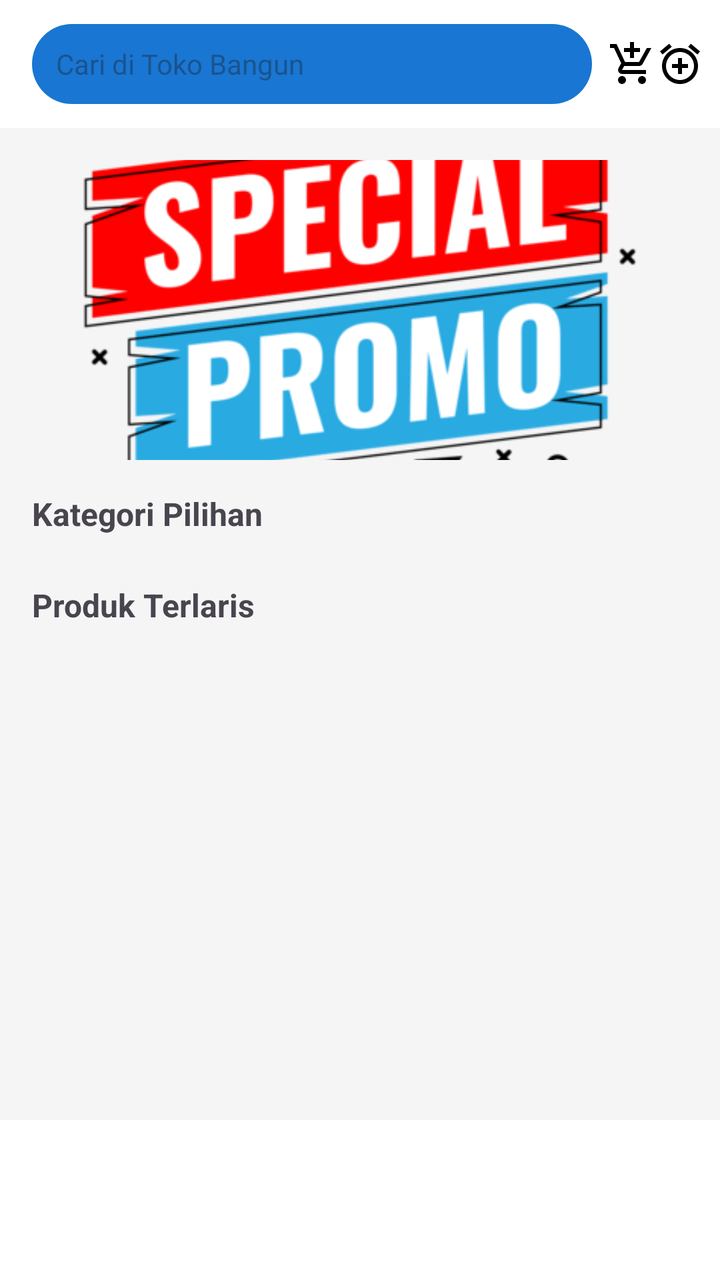
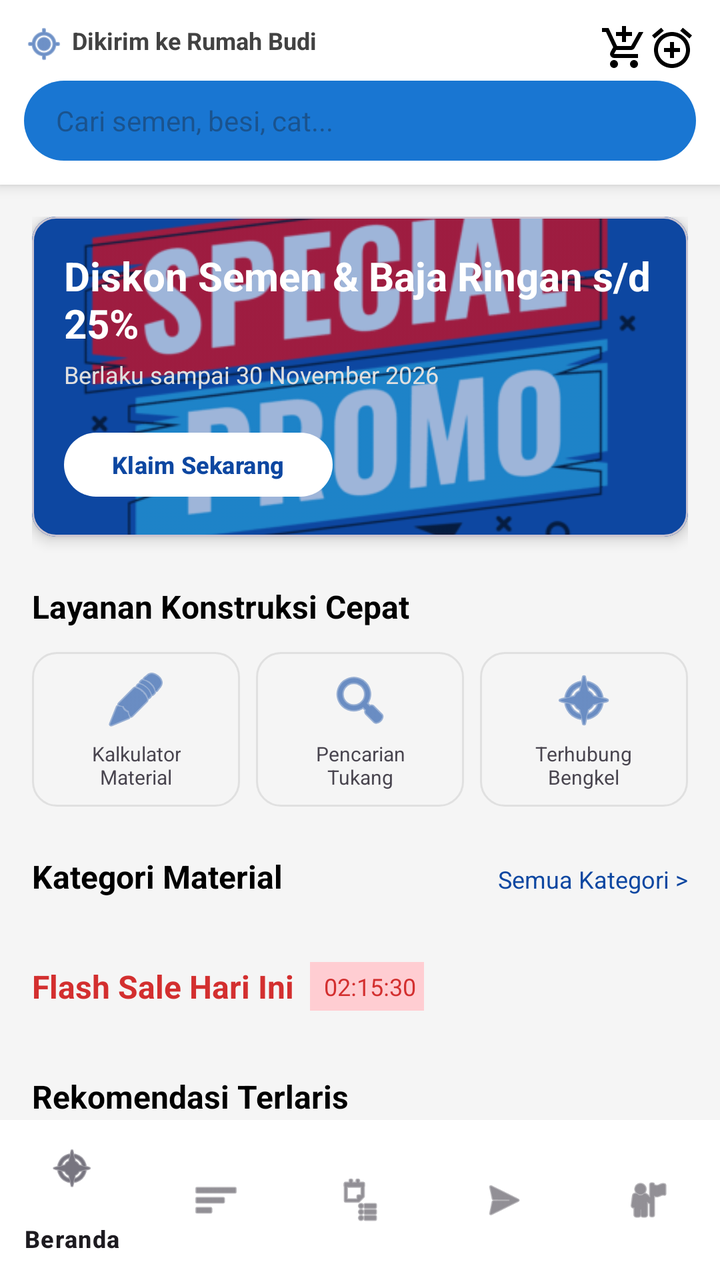

An Android layout rendered at two revisions. The XML below is the earlier revision; the diff shows what the commit changed to produce the second picture.
<!-- AndroidManifest.xml: application theme Theme.Rey_halopanda -->
<!-- res/layout/activity_berada.xml -->
<?xml version="1.0" encoding="utf-8"?>
<androidx.constraintlayout.widget.ConstraintLayout
    xmlns:android="http://schemas.android.com/apk/res/android"
    xmlns:app="http://schemas.android.com/apk/res-auto"
    android:layout_width="match_parent"
    android:layout_height="match_parent"
    android:background="#F5F5F5">

    
    <androidx.appcompat.widget.Toolbar
        android:id="@+id/toolbar"
        android:layout_width="match_parent"
        android:layout_height="?attr/actionBarSize"
        android:background="#FFFFFF"
        android:elevation="4dp"
        app:layout_constraintTop_toTopOf="parent">

        <androidx.constraintlayout.widget.ConstraintLayout
            android:layout_width="match_parent"
            android:layout_height="match_parent">

            
            <EditText
                android:id="@+id/etSearch"
                android:layout_width="0dp"
                android:layout_height="40dp"
                android:layout_marginEnd="8dp"
                android:background="@drawable/bg_search"
                android:hint="Cari di Toko Bangun"
                android:paddingStart="12dp"
                android:textSize="14sp"
                app:layout_constraintBottom_toBottomOf="parent"
                app:layout_constraintEnd_toStartOf="@+id/ivCart"
                app:layout_constraintStart_toStartOf="parent"
                app:layout_constraintTop_toTopOf="parent" />



            
            <ImageView
                android:id="@+id/ivCart"
                android:layout_width="24dp"
                android:layout_height="24dp"
                android:src="@drawable/ic_shopping_cart"
                app:layout_constraintBottom_toBottomOf="parent"
                app:layout_constraintEnd_toStartOf="@+id/ivNotif"
                app:layout_constraintTop_toTopOf="parent" />

            
            <ImageView
                android:id="@+id/ivNotif"
                android:layout_width="24dp"
                android:layout_height="24dp"
                android:layout_marginStart="16dp"
                android:layout_marginEnd="8dp"
                android:src="@drawable/ic_notifications"
                app:layout_constraintBottom_toBottomOf="parent"
                app:layout_constraintEnd_toEndOf="parent"
                app:layout_constraintTop_toTopOf="parent" />

        </androidx.constraintlayout.widget.ConstraintLayout>
    </androidx.appcompat.widget.Toolbar>

    
    <androidx.core.widget.NestedScrollView
        android:layout_width="match_parent"
        android:layout_height="0dp"
        app:layout_constraintBottom_toTopOf="@+id/bottomNav"
        app:layout_constraintTop_toBottomOf="@+id/toolbar">

        <LinearLayout
            android:layout_width="match_parent"
            android:layout_height="wrap_content"
            android:orientation="vertical"
            android:padding="16dp">

            
            <ImageView
                android:layout_width="match_parent"
                android:layout_height="150dp"
                android:src="@drawable/banner_promo"
                android:scaleType="centerCrop"
                android:layout_marginBottom="16dp"/>

            
            <TextView
                android:layout_width="wrap_content"
                android:layout_height="wrap_content"
                android:text="Kategori Pilihan"
                android:textStyle="bold"
                android:textSize="16sp"
                android:layout_marginBottom="8dp"/>

            
            <androidx.recyclerview.widget.RecyclerView
                android:id="@+id/rvKategori"
                android:layout_width="match_parent"
                android:layout_height="wrap_content"
                android:orientation="horizontal"
                app:layoutManager="androidx.recyclerview.widget.GridLayoutManager"
                app:spanCount="4"
                android:layout_marginBottom="16dp"/>

            
            <TextView
                android:layout_width="wrap_content"
                android:layout_height="wrap_content"
                android:text="Produk Terlaris"
                android:textStyle="bold"
                android:textSize="16sp"
                android:layout_marginBottom="8dp"/>

            
            <androidx.recyclerview.widget.RecyclerView
                android:id="@+id/rvProduk"
                android:layout_width="match_parent"
                android:layout_height="wrap_content"
                app:layoutManager="androidx.recyclerview.widget.GridLayoutManager"
                app:spanCount="2"/>

        </LinearLayout>
    </androidx.core.widget.NestedScrollView>

    
    <com.google.android.material.bottomnavigation.BottomNavigationView
        android:id="@+id/bottomNav"
        android:layout_width="match_parent"
        android:layout_height="wrap_content"
        android:background="#FFFFFF"
        app:layout_constraintBottom_toBottomOf="parent" />

</androidx.constraintlayout.widget.ConstraintLayout>
<!-- resources referenced by this layout -->
<resources>
  <!-- drawable banner_promo: png bitmap (drawable, 13902 bytes) -->
  <!-- drawable bg_search (drawable) -->
  <?xml version="1.0" encoding="utf-8"?>
  <shape xmlns:android="http://schemas.android.com/apk/res/android"
      android:shape="rectangle">
  
      
      <solid android:color="#1976D2" />
  
      
      <corners android:radius="20dp" />
  
      
      <padding
          android:bottom="8dp"
          android:left="12dp"
          android:right="12dp"
          android:top="8dp" />
  
  </shape>
  <!-- drawable ic_notifications (drawable) -->
  <vector xmlns:android="http://schemas.android.com/apk/res/android" android:height="24dp" android:tint="#000000" android:viewportHeight="24" android:viewportWidth="24" android:width="24dp">
        
      <path android:fillColor="@android:color/white" android:pathData="M7.88,3.39L6.6,1.86 2,5.71l1.29,1.53 4.59,-3.85zM22,5.72l-4.6,-3.86 -1.29,1.53 4.6,3.86L22,5.72zM12,4c-4.97,0 -9,4.03 -9,9s4.02,9 9,9c4.97,0 9,-4.03 9,-9s-4.03,-9 -9,-9zM12,20c-3.87,0 -7,-3.13 -7,-7s3.13,-7 7,-7 7,3.13 7,7 -3.13,7 -7,7zM13,9h-2v3L8,12v2h3v3h2v-3h3v-2h-3L13,9z"/>
      
  </vector>
  <!-- drawable ic_shopping_cart (drawable) -->
  <vector xmlns:android="http://schemas.android.com/apk/res/android" android:height="24dp" android:tint="#000000" android:viewportHeight="960" android:viewportWidth="960" android:width="24dp">
        
      <path android:fillColor="@android:color/white" android:pathData="M440,360L440,240L320,240L320,160L440,160L440,40L520,40L520,160L640,160L640,240L520,240L520,360L440,360ZM223.5,856.5Q200,833 200,800Q200,767 223.5,743.5Q247,720 280,720Q313,720 336.5,743.5Q360,767 360,800Q360,833 336.5,856.5Q313,880 280,880Q247,880 223.5,856.5ZM623.5,856.5Q600,833 600,800Q600,767 623.5,743.5Q647,720 680,720Q713,720 736.5,743.5Q760,767 760,800Q760,833 736.5,856.5Q713,880 680,880Q647,880 623.5,856.5ZM40,160L40,80L171,80L341,440L621,440Q621,440 621,440Q621,440 621,440L777,160L868,160L692,478Q681,498 662.5,509Q644,520 622,520L324,520L280,600Q280,600 280,600Q280,600 280,600L760,600L760,680L280,680Q235,680 211.5,641Q188,602 210,562L264,464L120,160L40,160Z"/>
      
  </vector>
  <style name="Theme.Rey_halopanda" parent="Base.Theme.Rey_halopanda" />
  <style name="Base.Theme.Rey_halopanda" parent="Theme.Material3.DayNight.NoActionBar">
          
          
      </style>
</resources>

<!-- the commit's change to res/layout/activity_berada.xml (unified diff, before → after) -->
@@ -2,71 +2,83 @@
 <androidx.constraintlayout.widget.ConstraintLayout
     xmlns:android="http://schemas.android.com/apk/res/android"
     xmlns:app="http://schemas.android.com/apk/res-auto"
+    xmlns:tools="http://schemas.android.com/tools"
     android:layout_width="match_parent"
     android:layout_height="match_parent"
     android:background="#F5F5F5">
 
     
-    <androidx.appcompat.widget.Toolbar
-        android:id="@+id/toolbar"
+    <androidx.constraintlayout.widget.ConstraintLayout
+        android:id="@+id/topBar"
         android:layout_width="match_parent"
-        android:layout_height="?attr/actionBarSize"
+        android:layout_height="wrap_content"
         android:background="#FFFFFF"
         android:elevation="4dp"
+        android:padding="12dp"
         app:layout_constraintTop_toTopOf="parent">
 
-        <androidx.constraintlayout.widget.ConstraintLayout
-            android:layout_width="match_parent"
-            android:layout_height="match_parent">
-
-            
-            <EditText
-                android:id="@+id/etSearch"
-                android:layout_width="0dp"
-                android:layout_height="40dp"
-                android:layout_marginEnd="8dp"
-                android:background="@drawable/bg_search"
-                android:hint="Cari di Toko Bangun"
-                android:paddingStart="12dp"
-                android:textSize="14sp"
-                app:layout_constraintBottom_toBottomOf="parent"
-                app:layout_constraintEnd_toStartOf="@+id/ivCart"
-                app:layout_constraintStart_toStartOf="parent"
-                app:layout_constraintTop_toTopOf="parent" />
-
-
-
-            
-            <ImageView
-                android:id="@+id/ivCart"
-                android:layout_width="24dp"
-                android:layout_height="24dp"
-                android:src="@drawable/ic_shopping_cart"
-                app:layout_constraintBottom_toBottomOf="parent"
-                app:layout_constraintEnd_toStartOf="@+id/ivNotif"
-                app:layout_constraintTop_toTopOf="parent" />
-
-            
-            <ImageView
-                android:id="@+id/ivNotif"
-                android:layout_width="24dp"
-                android:layout_height="24dp"
-                android:layout_marginStart="16dp"
-                android:layout_marginEnd="8dp"
-                android:src="@drawable/ic_notifications"
-                app:layout_constraintBottom_toBottomOf="parent"
-                app:layout_constraintEnd_toEndOf="parent"
-                app:layout_constraintTop_toTopOf="parent" />
-
-        </androidx.constraintlayout.widget.ConstraintLayout>
-    </androidx.appcompat.widget.Toolbar>
+        
+        <ImageView
+            android:id="@+id/ivLocation"
+            android:layout_width="20dp"
+            android:layout_height="20dp"
+            android:src="@android:drawable/ic_menu_mylocation"
+            app:layout_constraintStart_toStartOf="parent"
+            app:layout_constraintTop_toTopOf="parent"
+            app:tint="#0D47A1" />
+
+        <TextView
+            android:id="@+id/tvLocation"
+            android:layout_width="0dp"
+            android:layout_height="wrap_content"
+            android:layout_marginStart="4dp"
+            android:text="Dikirim ke Rumah Budi"
+            android:textColor="#424242"
+            android:textSize="12sp"
+            android:textStyle="bold"
+            app:layout_constraintEnd_toStartOf="@+id/ivCart"
+            app:layout_constraintStart_toEndOf="@+id/ivLocation"
+            app:layout_constraintTop_toTopOf="@+id/ivLocation" />
+
+        <ImageView
+            android:id="@+id/ivCart"
+            android:layout_width="24dp"
+            android:layout_height="24dp"
+            android:src="@drawable/ic_shopping_cart"
+            app:layout_constraintEnd_toStartOf="@+id/ivNotif"
+            app:layout_constraintTop_toTopOf="parent" />
+
+        <ImageView
+            android:id="@+id/ivNotif"
+            android:layout_width="24dp"
+            android:layout_height="24dp"
+            android:layout_marginStart="16dp"
+            android:src="@drawable/ic_notifications"
+            app:layout_constraintEnd_toEndOf="parent"
+            app:layout_constraintTop_toTopOf="parent" />
+
+        
+        <EditText
+            android:id="@+id/etSearch"
+            android:layout_width="0dp"
+            android:layout_height="40dp"
+            android:layout_marginTop="12dp"
+            android:background="@drawable/bg_search"
+            android:hint="Cari semen, besi, cat..."
+            android:paddingStart="16dp"
+            android:textSize="14sp"
+            app:layout_constraintEnd_toEndOf="parent"
+            app:layout_constraintStart_toStartOf="parent"
+            app:layout_constraintTop_toBottomOf="@+id/tvLocation" />
+
+    </androidx.constraintlayout.widget.ConstraintLayout>
 
     
     <androidx.core.widget.NestedScrollView
         android:layout_width="match_parent"
         android:layout_height="0dp"
         app:layout_constraintBottom_toTopOf="@+id/bottomNav"
-        app:layout_constraintTop_toBottomOf="@+id/toolbar">
+        app:layout_constraintTop_toBottomOf="@+id/topBar">
 
         <LinearLayout
             android:layout_width="match_parent"
@@ -75,48 +87,259 @@
             android:padding="16dp">
 
             
-            <ImageView
-                android:layout_width="match_parent"
-                android:layout_height="150dp"
-                android:src="@drawable/banner_promo"
-                android:scaleType="centerCrop"
-                android:layout_marginBottom="16dp"/>
+            <com.google.android.material.card.MaterialCardView
+                android:layout_width="match_parent"
+                android:layout_height="160dp"
+                app:cardCornerRadius="12dp"
+                app:cardElevation="4dp"
+                android:layout_marginBottom="24dp">
+
+                <androidx.constraintlayout.widget.ConstraintLayout
+                    android:layout_width="match_parent"
+                    android:layout_height="match_parent"
+                    android:background="#0D47A1">
+
+                    
+                    <ImageView
+                        android:layout_width="match_parent"
+                        android:layout_height="match_parent"
+                        android:scaleType="centerCrop"
+                        android:src="@drawable/banner_promo"
+                        android:alpha="0.6"/>
+
+                    <TextView
+                        android:id="@+id/tvBannerTitle"
+                        android:layout_width="0dp"
+                        android:layout_height="wrap_content"
+                        android:layout_marginStart="16dp"
+                        android:layout_marginTop="16dp"
+                        android:layout_marginEnd="16dp"
+                        android:text="Diskon Semen &amp; Baja Ringan s/d 25%"
+                        android:textColor="#FFFFFF"
+                        android:textSize="20sp"
+                        android:textStyle="bold"
+                        app:layout_constraintEnd_toEndOf="parent"
+                        app:layout_constraintStart_toStartOf="parent"
+                        app:layout_constraintTop_toTopOf="parent" />
+
+                    <TextView
+                        android:id="@+id/tvBannerSubtitle"
+                        android:layout_width="0dp"
+                        android:layout_height="wrap_content"
+                        android:layout_marginStart="16dp"
+                        android:layout_marginTop="4dp"
+                        android:layout_marginEnd="16dp"
+                        android:text="Berlaku sampai 30 November 2026"
+                        android:textColor="#E0E0E0"
+                        android:textSize="12sp"
+                        app:layout_constraintEnd_toEndOf="parent"
+                        app:layout_constraintStart_toStartOf="parent"
+                        app:layout_constraintTop_toBottomOf="@+id/tvBannerTitle" />
+
+                    <com.google.android.material.button.MaterialButton
+                        android:id="@+id/btnKlaim"
+                        android:layout_width="wrap_content"
+                        android:layout_height="40dp"
+                        android:layout_marginStart="16dp"
+                        android:layout_marginBottom="16dp"
+                        android:text="Klaim Sekarang"
+                        android:textColor="#0D47A1"
+                        android:textSize="12sp"
+                        android:textStyle="bold"
+                        app:backgroundTint="#FFFFFF"
+                        app:cornerRadius="20dp"
+                        app:layout_constraintBottom_toBottomOf="parent"
+                        app:layout_constraintStart_toStartOf="parent" />
+                </androidx.constraintlayout.widget.ConstraintLayout>
+            </com.google.android.material.card.MaterialCardView>
 
             
             <TextView
                 android:layout_width="wrap_content"
                 android:layout_height="wrap_content"
-                android:text="Kategori Pilihan"
+                android:text="Layanan Konstruksi Cepat"
+                android:textColor="#000000"
+                android:textSize="16sp"
                 android:textStyle="bold"
-                android:textSize="16sp"
-                android:layout_marginBottom="8dp"/>
-
-            
+                android:layout_marginBottom="12dp"/>
+
+            <LinearLayout
+                android:layout_width="match_parent"
+                android:layout_height="wrap_content"
+                android:orientation="horizontal"
+                android:weightSum="3"
+                android:layout_marginBottom="24dp">
+
+                
+                <LinearLayout
+                    android:layout_width="0dp"
+                    android:layout_height="wrap_content"
+                    android:layout_weight="1"
+                    android:gravity="center"
+                    android:orientation="vertical"
+                    android:background="@drawable/bg_input"
+                    android:padding="8dp"
+                    android:layout_marginEnd="4dp">
+                    <ImageView
+                        android:layout_width="32dp"
+                        android:layout_height="32dp"
+                        android:src="@android:drawable/ic_menu_edit"
+                        app:tint="#0D47A1"/>
+                    <TextView
+                        android:layout_width="wrap_content"
+                        android:layout_height="wrap_content"
+                        android:text="Kalkulator\nMaterial"
+                        android:textSize="10sp"
+                        android:textAlignment="center"
+                        android:layout_marginTop="4dp"/>
+                </LinearLayout>
+
+                
+                <LinearLayout
+                    android:layout_width="0dp"
+                    android:layout_height="wrap_content"
+                    android:layout_weight="1"
+                    android:gravity="center"
+                    android:orientation="vertical"
+                    android:background="@drawable/bg_input"
+                    android:padding="8dp"
+                    android:layout_marginHorizontal="4dp">
+                    <ImageView
+                        android:layout_width="32dp"
+                        android:layout_height="32dp"
+                        android:src="@android:drawable/ic_menu_search"
+                        app:tint="#0D47A1"/>
+                    <TextView
+                        android:layout_width="wrap_content"
+                        android:layout_height="wrap_content"
+                        android:text="Pencarian\nTukang"
+                        android:textSize="10sp"
+                        android:textAlignment="center"
+                        android:layout_marginTop="4dp"/>
+                </LinearLayout>
+
+                
+                <LinearLayout
+                    android:layout_width="0dp"
+                    android:layout_height="wrap_content"
+                    android:layout_weight="1"
+                    android:gravity="center"
+                    android:orientation="vertical"
+                    android:background="@drawable/bg_input"
+                    android:padding="8dp"
+                    android:layout_marginStart="4dp">
+                    <ImageView
+                        android:layout_width="32dp"
+                        android:layout_height="32dp"
+                        android:src="@android:drawable/ic_menu_compass"
+                        app:tint="#0D47A1"/>
+                    <TextView
+                        android:layout_width="wrap_content"
+                        android:layout_height="wrap_content"
+                        android:text="Terhubung\nBengkel"
+                        android:textSize="10sp"
+                        android:textAlignment="center"
+                        android:layout_marginTop="4dp"/>
+                </LinearLayout>
+            </LinearLayout>
+
+            
+            <LinearLayout
+                android:layout_width="match_parent"
+                android:layout_height="wrap_content"
+                android:orientation="horizontal"
+                android:layout_marginBottom="8dp">
+                <TextView
+                    android:layout_width="0dp"
+                    android:layout_height="wrap_content"
+                    android:layout_weight="1"
+                    android:text="Kategori Material"
+                    android:textColor="#000000"
+                    android:textSize="16sp"
+                    android:textStyle="bold"/>
+                <TextView
+                    android:layout_width="wrap_content"
+                    android:layout_height="wrap_content"
+                    android:text="Semua Kategori >"
+                    android:textColor="#0D47A1"
+                    android:textSize="12sp"/>
+            </LinearLayout>
+
             <androidx.recyclerview.widget.RecyclerView
                 android:id="@+id/rvKategori"
                 android:layout_width="match_parent"
                 android:layout_height="wrap_content"
-                android:orientation="horizontal"
+                android:layout_marginBottom="24dp"
                 app:layoutManager="androidx.recyclerview.widget.GridLayoutManager"
                 app:spanCount="4"
-                android:layout_marginBottom="16dp"/>
+                tools:itemCount="4"
+                tools:listitem="@layout/item_kategori" />
+
+            
+            <LinearLayout
+                android:layout_width="match_parent"
+                android:layout_height="wrap_content"
+                android:orientation="horizontal"
+                android:layout_marginBottom="8dp"
+                android:gravity="center_vertical">
+                <TextView
+                    android:layout_width="wrap_content"
+                    android:layout_height="wrap_content"
+                    android:text="Flash Sale Hari Ini"
+                    android:textColor="#D32F2F"
+                    android:textSize="16sp"
+                    android:textStyle="bold"/>
+                <TextView
+                    android:layout_width="wrap_content"
+                    android:layout_height="wrap_content"
+                    android:text=" 02:15:30"
+                    android:textColor="#D32F2F"
+                    android:textSize="12sp"
+                    android:background="#FFCDD2"
+                    android:padding="4dp"
+                    android:layout_marginStart="8dp"/>
+            </LinearLayout>
+
+            <androidx.recyclerview.widget.RecyclerView
+                android:id="@+id/rvFlashSale"
+                android:layout_width="match_parent"
+                android:layout_height="wrap_content"
+                android:orientation="horizontal"
+                android:layout_marginBottom="24dp"
+                app:layoutManager="androidx.recyclerview.widget.LinearLayoutManager"
+                tools:itemCount="3"
+                tools:listitem="@layout/item_produk" />
 
             
             <TextView
                 android:layout_width="wrap_content"
                 android:layout_height="wrap_content"
-                android:text="Produk Terlaris"
+                android:text="Rekomendasi Terlaris"
+                android:textColor="#000000"
+                android:textSize="16sp"
                 android:textStyle="bold"
-                android:textSize="16sp"
                 android:layout_marginBottom="8dp"/>
 
             
+            <LinearLayout
+                android:layout_width="match_parent"
+                android:layout_height="wrap_content"
+                android:orientation="horizontal"
+                android:layout_marginBottom="12dp">
+                <TextView android:layout_width="wrap_content" android:layout_height="wrap_content" android:text="Semua" android:textColor="#0D47A1" android:textStyle="bold" android:layout_marginEnd="16dp"/>
+                <TextView android:layout_width="wrap_content" android:layout_height="wrap_content" android:text="Material Bangunan" android:textColor="#757575" android:layout_marginEnd="16dp"/>
+                <TextView android:layout_width="wrap_content" android:layout_height="wrap_content" android:text="Perkakas" android:textColor="#757575" android:layout_marginEnd="16dp"/>
+                <TextView android:layout_width="wrap_content" android:layout_height="wrap_content" android:text="Finishing" android:textColor="#757575" />
+            </LinearLayout>
+
             <androidx.recyclerview.widget.RecyclerView
                 android:id="@+id/rvProduk"
                 android:layout_width="match_parent"
                 android:layout_height="wrap_content"
                 app:layoutManager="androidx.recyclerview.widget.GridLayoutManager"
-                app:spanCount="2"/>
+                app:spanCount="2"
+                tools:itemCount="4"
+                tools:listitem="@layout/item_produk" />
 
         </LinearLayout>
     </androidx.core.widget.NestedScrollView>
@@ -127,6 +350,166 @@
         android:layout_width="match_parent"
         android:layout_height="wrap_content"
         android:background="#FFFFFF"
+        app:elevation="8dp"
+        app:menu="@menu/bottom_nav_menu"
         app:layout_constraintBottom_toBottomOf="parent" />
 
 </androidx.constraintlayout.widget.ConstraintLayout>
+<!-- res/layout/item_kategori.xml (included above) -->
+<?xml version="1.0" encoding="utf-8"?>
+<LinearLayout xmlns:android="http://schemas.android.com/apk/res/android"
+    xmlns:app="http://schemas.android.com/apk/res-auto"
+    android:layout_width="match_parent"
+    android:layout_height="wrap_content"
+    android:orientation="vertical"
+    android:gravity="center"
+    android:padding="8dp">
+
+    <com.google.android.material.card.MaterialCardView
+        android:layout_width="56dp"
+        android:layout_height="56dp"
+        app:cardCornerRadius="28dp"
+        app:cardBackgroundColor="#E3F2FD"
+        app:cardElevation="2dp">
+
+        <ImageView
+            android:id="@+id/ivKategori"
+            android:layout_width="32dp"
+            android:layout_height="32dp"
+            android:layout_gravity="center"
+            android:src="@android:drawable/ic_menu_gallery"
+            app:tint="#0D47A1" />
+    </com.google.android.material.card.MaterialCardView>
+
+    <TextView
+        android:id="@+id/tvNamaKategori"
+        android:layout_width="match_parent"
+        android:layout_height="wrap_content"
+        android:layout_marginTop="6dp"
+        android:text="Semen"
+        android:textSize="11sp"
+        android:gravity="center"
+        android:maxLines="2"
+        android:textColor="#424242" />
+</LinearLayout>
+<!-- res/layout/item_produk.xml (included above) -->
+<?xml version="1.0" encoding="utf-8"?>
+<com.google.android.material.card.MaterialCardView
+    xmlns:android="http://schemas.android.com/apk/res/android"
+    xmlns:app="http://schemas.android.com/apk/res-auto"
+    android:layout_width="match_parent"
+    android:layout_height="wrap_content"
+    android:layout_margin="6dp"
+    app:cardCornerRadius="12dp"
+    app:cardElevation="3dp"
+    app:cardBackgroundColor="#FFFFFF">
+
+    <LinearLayout
+        android:layout_width="match_parent"
+        android:layout_height="wrap_content"
+        android:orientation="vertical">
+
+        
+        <ImageView
+            android:id="@+id/ivProduk"
+            android:layout_width="match_parent"
+            android:layout_height="120dp"
+            android:scaleType="centerCrop"
+            android:src="@android:drawable/ic_menu_gallery"
+            android:background="#F5F5F5" />
+
+        <LinearLayout
+            android:layout_width="match_parent"
+            android:layout_height="wrap_content"
+            android:orientation="vertical"
+            android:padding="8dp">
+
+            
+            <TextView
+                android:id="@+id/tvFlashSaleTag"
+                android:layout_width="wrap_content"
+                android:layout_height="wrap_content"
+                android:text="FLASH SALE"
+                android:textColor="#FFFFFF"
+                android:textSize="9sp"
+                android:textStyle="bold"
+                android:background="#D32F2F"
+                android:paddingHorizontal="6dp"
+                android:paddingVertical="2dp"
+                android:visibility="gone" />
+
+            
+            <TextView
+                android:id="@+id/tvNamaProduk"
+                android:layout_width="match_parent"
+                android:layout_height="wrap_content"
+                android:layout_marginTop="4dp"
+                android:text="Semen Tiga Roda 50kg"
+                android:textSize="13sp"
+                android:textColor="#212121"
+                android:maxLines="2"
+                android:ellipsize="end" />
+
+            
+            <TextView
+                android:id="@+id/tvHarga"
+                android:layout_width="wrap_content"
+                android:layout_height="wrap_content"
+                android:layout_marginTop="4dp"
+                android:text="Rp 65.000"
+                android:textSize="14sp"
+                android:textStyle="bold"
+                android:textColor="#D32F2F" />
+
+            
+            <TextView
+                android:id="@+id/tvHargaCoret"
+                android:layout_width="wrap_content"
+                android:layout_height="wrap_content"
+                android:text="Rp 80.000"
+                android:textSize="11sp"
+                android:textColor="#9E9E9E"
+                android:visibility="gone" />
+
+            
+            <LinearLayout
+                android:layout_width="match_parent"
+                android:layout_height="wrap_content"
+                android:layout_marginTop="4dp"
+                android:orientation="horizontal">
+
+                <TextView
+                    android:id="@+id/tvRating"
+                    android:layout_width="wrap_content"
+                    android:layout_height="wrap_content"
+                    android:text="★ 5.0"
+                    android:textColor="#FFA000"
+                    android:textSize="11sp" />
+
+                <TextView
+                    android:id="@+id/tvTerjual"
+                    android:layout_width="wrap_content"
+                    android:layout_height="wrap_content"
+                    android:layout_marginStart="8dp"
+                    android:text="100+ terjual"
+                    android:textColor="#757575"
+                    android:textSize="11sp" />
+            </LinearLayout>
+
+            
+            <com.google.android.material.button.MaterialButton
+                android:id="@+id/btnBeli"
+                android:layout_width="match_parent"
+                android:layout_height="35dp"
+                android:layout_marginTop="8dp"
+                android:text="Beli"
+                android:textColor="#FFFFFF"
+                android:textSize="12sp"
+                android:textStyle="bold"
+                app:backgroundTint="#0D47A1"
+                app:cornerRadius="8dp"
+                android:insetTop="0dp"
+                android:insetBottom="0dp" />
+        </LinearLayout>
+    </LinearLayout>
+</com.google.android.material.card.MaterialCardView>
<!-- resource entries referenced after the edit -->
@@ -1,6 +1,13 @@
 <!-- resources referenced by this layout -->
 <resources>
   <!-- drawable banner_promo: png bitmap (drawable, 13902 bytes) -->
+  <!-- drawable bg_input (drawable) -->
+  <?xml version="1.0" encoding="utf-8"?>
+  <shape xmlns:android="http://schemas.android.com/apk/res/android">
+      <solid android:color="#F5F5F5" />
+      <corners android:radius="12dp" />
+      <stroke android:width="1dp" android:color="#E0E0E0" />
+  </shape>
   <!-- drawable bg_search (drawable) -->
   <?xml version="1.0" encoding="utf-8"?>
   <shape xmlns:android="http://schemas.android.com/apk/res/android"
